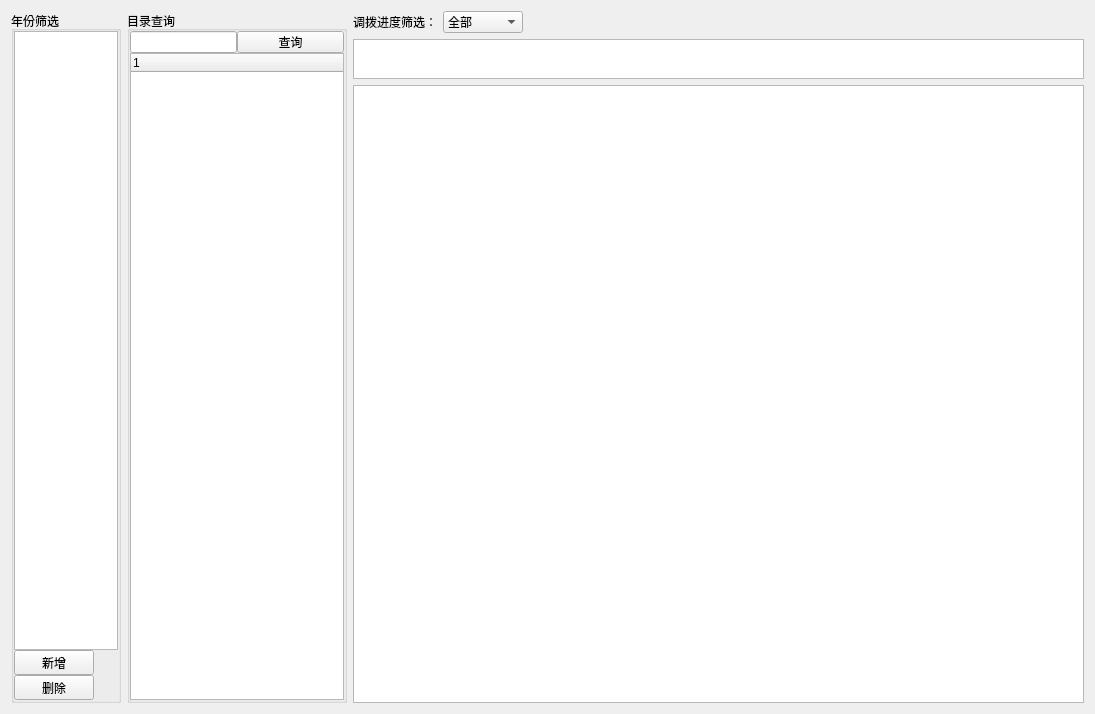
First picture: the form in widgets/orderManage/Widget_AdjustOrder.ui, repository Belos10/Equip, before the edit.
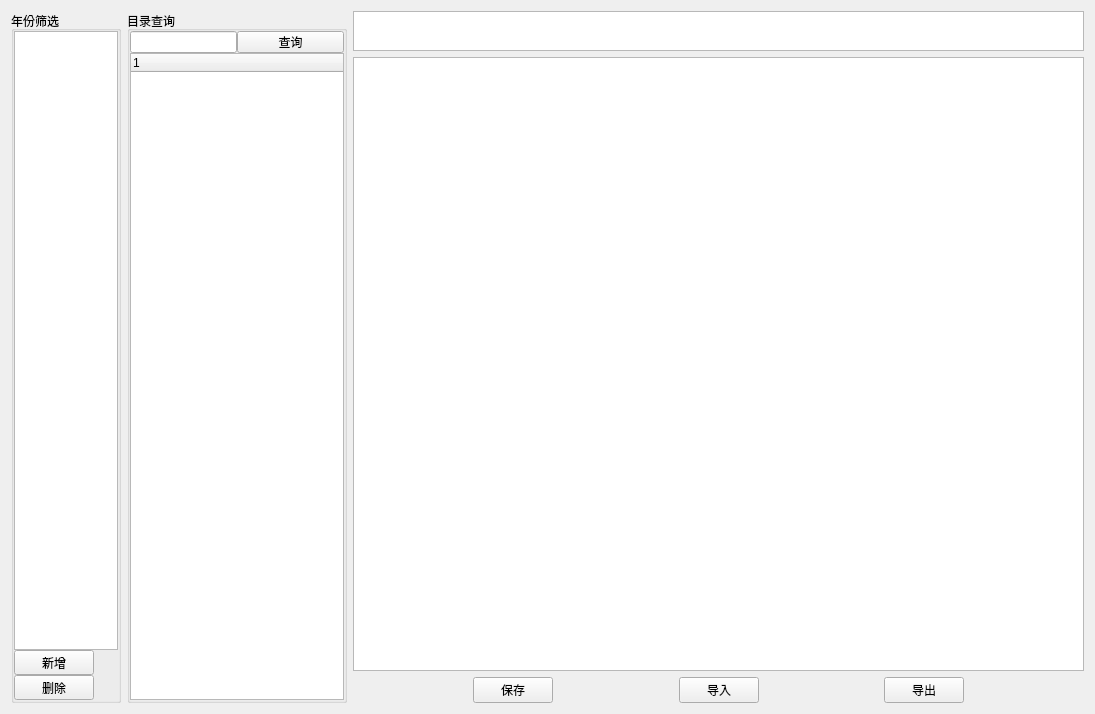
Second picture: the form after the edit.

```diff
--- a/widgets/orderManage/Widget_AdjustOrder.ui
+++ b/widgets/orderManage/Widget_AdjustOrder.ui
@@ -173,51 +173,6 @@
      <item>
       <layout class="QHBoxLayout" name="horizontalLayout_6"/>
      </item>
-     <item>
-      <layout class="QHBoxLayout" name="horizontalLayout_5">
-       <item>
-        <widget class="QLabel" name="label">
-         <property name="minimumSize">
-          <size>
-           <width>0</width>
-           <height>0</height>
-          </size>
-         </property>
-         <property name="text">
-          <string>调拨进度筛选：</string>
-         </property>
-        </widget>
-       </item>
-       <item>
-        <widget class="QComboBox" name="cb_schedule">
-         <property name="minimumSize">
-          <size>
-           <width>80</width>
-           <height>0</height>
-          </size>
-         </property>
-         <item>
-          <property name="text">
-           <string>全部</string>
-          </property>
-         </item>
-        </widget>
-       </item>
-       <item>
-        <spacer name="horizontalSpacer">
-         <property name="orientation">
-          <enum>Qt::Horizontal</enum>
-         </property>
-         <property name="sizeHint" stdset="0">
-          <size>
-           <width>40</width>
-           <height>20</height>
-          </size>
-         </property>
-        </spacer>
-       </item>
-      </layout>
-     </item>
      <item>
       <widget class="QTextBrowser" name="txt_adjustOrderYear">
        <property name="sizePolicy">
@@ -250,6 +205,83 @@
      <item>
       <widget class="QTableWidget" name="adjustForm"/>
      </item>
+     <item>
+      <layout class="QHBoxLayout" name="horizontalLayout_7">
+       <item>
+        <spacer name="horizontalSpacer_3">
+         <property name="orientation">
+          <enum>Qt::Horizontal</enum>
+         </property>
+         <property name="sizeHint" stdset="0">
+          <size>
+           <width>40</width>
+           <height>20</height>
+          </size>
+         </property>
+        </spacer>
+       </item>
+       <item>
+        <widget class="QPushButton" name="pb_Save">
+         <property name="text">
+          <string>保存</string>
+         </property>
+        </widget>
+       </item>
+       <item>
+        <spacer name="horizontalSpacer_2">
+         <property name="orientation">
+          <enum>Qt::Horizontal</enum>
+         </property>
+         <property name="sizeHint" stdset="0">
+          <size>
+           <width>40</width>
+           <height>20</height>
+          </size>
+         </property>
+        </spacer>
+       </item>
+       <item>
+        <widget class="QPushButton" name="pb_Input">
+         <property name="text">
+          <string>导入</string>
+         </property>
+        </widget>
+       </item>
+       <item>
+        <spacer name="horizontalSpacer_4">
+         <property name="orientation">
+          <enum>Qt::Horizontal</enum>
+         </property>
+         <property name="sizeHint" stdset="0">
+          <size>
+           <width>40</width>
+           <height>20</height>
+          </size>
+         </property>
+        </spacer>
+       </item>
+       <item>
+        <widget class="QPushButton" name="pb_Output">
+         <property name="text">
+          <string>导出</string>
+         </property>
+        </widget>
+       </item>
+       <item>
+        <spacer name="horizontalSpacer_5">
+         <property name="orientation">
+          <enum>Qt::Horizontal</enum>
+         </property>
+         <property name="sizeHint" stdset="0">
+          <size>
+           <width>40</width>
+           <height>20</height>
+          </size>
+         </property>
+        </spacer>
+       </item>
+      </layout>
+     </item>
     </layout>
    </item>
   </layout>
```
